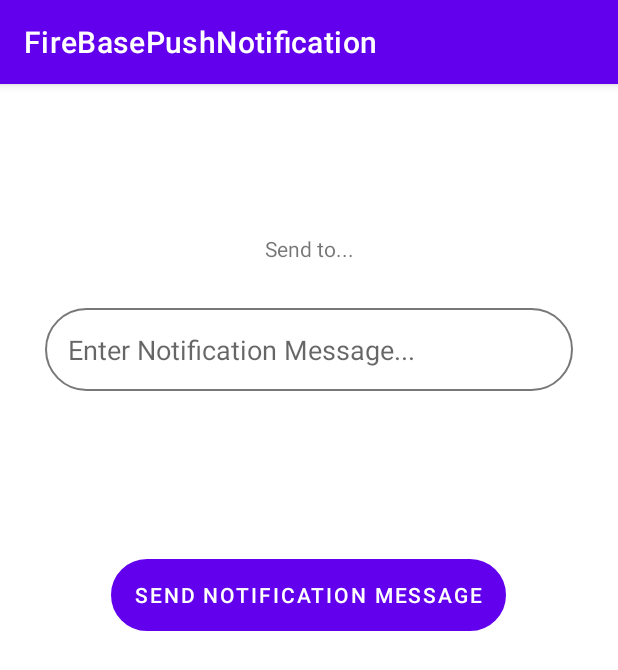
After one commit to vancityAyush/FireBasePushNotification, an Android app: the SendActivity screen opened directly, with no data from a screen before it, on a phone screen of 412 x 824 dp. The commit adds this screen. Shown: the top 670 px of the screen. Run offline under Robolectric (Android 15) with nearby library versions, the phone set to English and light mode, and no system bars; our stand-ins replace Firebase (no records; nobody signed in at launch, a user with empty details on screens opened directly).

Commit message:
LECT 3 done

```diff
--- a/app/src/main/AndroidManifest.xml
+++ b/app/src/main/AndroidManifest.xml
@@ -9,7 +9,8 @@
         android:roundIcon="@mipmap/ic_launcher_round"
         android:supportsRtl="true"
         android:theme="@style/Theme.FireBasePushNotification">
-        <activity android:name=".RegisterActivity"/>
+        <activity android:name=".SendActivity"></activity>
+        <activity android:name=".RegisterActivity" />
         <activity android:name=".LoginActivity" />
         <activity android:name=".MainActivity">
             <intent-filter>
--- /dev/null
+++ b/app/src/main/java/com/senpai/firebasepushnotification/SendActivity.java
@@ -0,0 +1,86 @@
+package com.senpai.firebasepushnotification;
+
+import androidx.annotation.NonNull;
+import androidx.appcompat.app.AppCompatActivity;
+
+import android.os.Bundle;
+import android.view.View;
+import android.widget.Button;
+import android.widget.EditText;
+import android.widget.ProgressBar;
+import android.widget.TextView;
+import android.widget.Toast;
+
+import com.google.android.gms.tasks.OnFailureListener;
+import com.google.android.gms.tasks.OnSuccessListener;
+import com.google.firebase.auth.FirebaseAuth;
+import com.google.firebase.firestore.DocumentReference;
+import com.google.firebase.firestore.FirebaseFirestore;
+
+import java.util.HashMap;
+import java.util.Map;
+
+public class SendActivity extends AppCompatActivity {
+    private TextView user_id_view;
+    private EditText mMessageView;
+   private Button btnSend;
+   private ProgressBar progressBar;
+
+   private FirebaseFirestore firestore;
+
+   private String user_id, current_id ,sendName;
+
+
+    @Override
+    protected void onCreate(Bundle savedInstanceState) {
+        super.onCreate(savedInstanceState);
+        setContentView(R.layout.activity_send);
+
+        user_id_view = findViewById(R.id.user_name_view);
+        user_id = getIntent().getStringExtra("userID");
+
+        current_id = FirebaseAuth.getInstance().getUid();
+
+        mMessageView = findViewById(R.id.edtMessage);
+        btnSend = findViewById(R.id.btnSend);
+        progressBar = findViewById(R.id.sendProgress);
+
+        firestore = FirebaseFirestore.getInstance();
+        //sendName = getIntent().getStringExtra("name");
+        //user_id_view.setText("Send to "+sendName);
+
+        btnSend.setOnClickListener(new View.OnClickListener() {
+            @Override
+            public void onClick(View v) {
+                String message = mMessageView.getText().toString();
+                if(!message.isEmpty()){
+                    progressBar.setVisibility(View.VISIBLE);
+                    Map<String,Object> notificationMessage = new HashMap<>();
+                    notificationMessage.put("message",message);
+                    notificationMessage.put("from",current_id);
+
+                    firestore.collection("Users/"+user_id+"/Notifications").add(notificationMessage).addOnSuccessListener(new OnSuccessListener<DocumentReference>() {
+                        @Override
+                        public void onSuccess(DocumentReference documentReference) {
+                            Toast.makeText(SendActivity.this,"Sent!",Toast.LENGTH_SHORT).show();
+                            progressBar.setVisibility(View.INVISIBLE);
+                        }
+                    }).addOnFailureListener(new OnFailureListener() {
+                        @Override
+                        public void onFailure(@NonNull Exception e) {
+
+                            Toast.makeText(SendActivity.this,"Error : "+e.getMessage(),Toast.LENGTH_SHORT).show();
+                            progressBar.setVisibility(View.INVISIBLE);
+                        }
+                    });
+
+
+                }
+
+
+            }
+        });
+
+
+    }
+}
--- /dev/null
+++ b/app/src/main/res/drawable/input_plane.xml
@@ -0,0 +1,5 @@
+<?xml version="1.0" encoding="utf-8"?>
+<shape   xmlns:android="http://schemas.android.com/apk/res/android">
+    <corners android:radius="30dp"/>
+    <stroke android:width="1dp" android:color="#787878"/>
+</shape>
--- /dev/null
+++ b/app/src/main/res/layout/activity_send.xml
@@ -0,0 +1,56 @@
+<?xml version="1.0" encoding="utf-8"?>
+<androidx.constraintlayout.widget.ConstraintLayout xmlns:android="http://schemas.android.com/apk/res/android"
+    xmlns:app="http://schemas.android.com/apk/res-auto"
+    xmlns:tools="http://schemas.android.com/tools"
+    android:layout_width="match_parent"
+    android:layout_height="match_parent"
+    tools:context=".SendActivity">
+
+    <TextView
+        android:id="@+id/user_name_view"
+        android:layout_width="wrap_content"
+        android:layout_height="wrap_content"
+        android:layout_marginTop="100dp"
+        android:text="Send to..."
+        app:layout_constraintEnd_toEndOf="parent"
+        app:layout_constraintStart_toStartOf="parent"
+        app:layout_constraintTop_toTopOf="parent" />
+
+    <EditText
+        android:id="@+id/edtMessage"
+        android:layout_width="match_parent"
+        android:layout_height="wrap_content"
+        android:layout_margin="30dp"
+        android:layout_marginTop="200dp"
+        android:background="@drawable/input_plane"
+        android:ems="10"
+        android:hint="Enter Notification Message..."
+        android:inputType="textPersonName"
+        android:padding="15dp"
+        app:layout_constraintEnd_toEndOf="parent"
+        app:layout_constraintStart_toStartOf="parent"
+        app:layout_constraintTop_toBottomOf="@+id/user_name_view" />
+
+    <Button
+        android:id="@+id/btnSend"
+        android:layout_width="wrap_content"
+        android:layout_height="wrap_content"
+        android:layout_marginTop="112dp"
+        android:background="@drawable/border_button"
+        android:text="Send Notification Message"
+        app:layout_constraintEnd_toEndOf="parent"
+        app:layout_constraintHorizontal_bias="0.496"
+        app:layout_constraintStart_toStartOf="parent"
+        app:layout_constraintTop_toBottomOf="@+id/edtMessage" />
+
+    <ProgressBar
+        android:id="@+id/sendProgress"
+        style="?android:attr/progressBarStyleHorizontal"
+        android:layout_width="0dp"
+        android:layout_height="wrap_content"
+        android:indeterminate="true"
+        android:visibility="invisible"
+        app:layout_constraintEnd_toEndOf="parent"
+        app:layout_constraintStart_toStartOf="parent"
+        tools:layout_editor_absoluteY="9dp" />
+</androidx.constraintlayout.widget.ConstraintLayout>
```
Also changed, not shown: app/src/main/java/com/senpai/firebasepushnotification/UserID.java (added, +11 -0 lines), app/src/main/java/com/senpai/firebasepushnotification/Users.java (added, +30 -0 lines), app/src/main/java/com/senpai/firebasepushnotification/UsersFragment.java (+57 -39 lines), app/src/main/java/com/senpai/firebasepushnotification/UsersRecyclerViewAdapter.java (added, +81 -0 lines), app/src/main/res/layout/fragment_users.xml (+3 -5 lines), app/src/main/res/layout/users_list_item.xml (added, +27 -0 lines).
